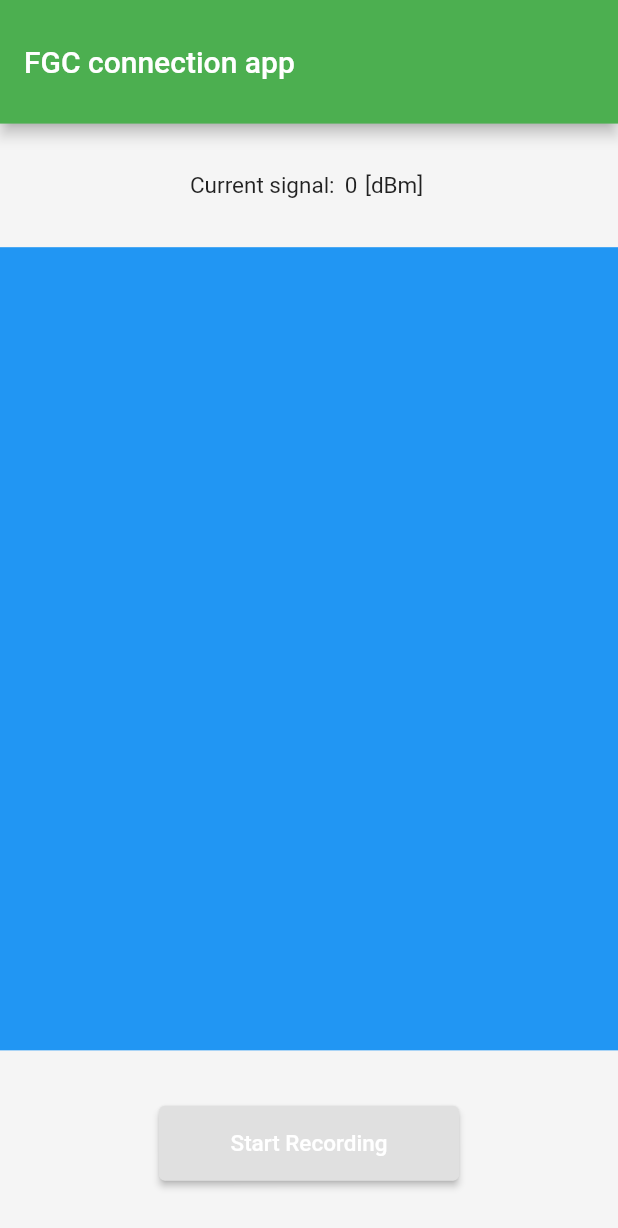
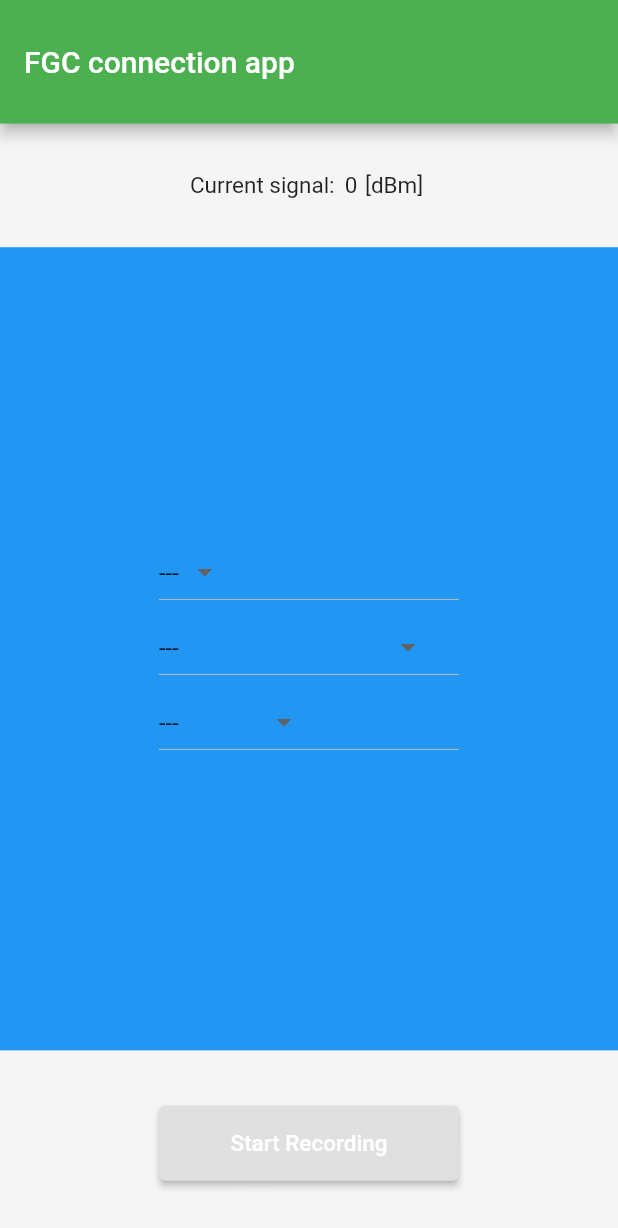
Before and after one commit to GeriiGarcia/Mobile_Connection_FGC, a Flutter app: the screen it shows after launch, on a phone screen of 412 x 824 dp. Shown: the top 1228 px of the screen. Run offline on Flutter 3.47's test engine with Material 2 defaults, Android fonts, the phone set to English and light mode, and no system bars.

Commit message:
Dropbuttons down done

```diff
--- a/lib/main.dart
+++ b/lib/main.dart
@@ -50,6 +50,7 @@ class MyHomePage extends StatefulWidget {
 
 class _MyHomePageState extends State<MyHomePage> {
   // -------------------------------------------------- Variables
+  // Controll variables
   String signal = '0';
   int stage = 0; // 0: Start, 1: Running, 2: end
   List<bool> startDataGiven = [
@@ -58,6 +59,16 @@ class _MyHomePageState extends State<MyHomePage> {
     false // direction
   ];
   bool endDataGiven = false; // destination
+
+  // Start menu lists
+  List<String> lineItems = ['---', 'S1', 'S2'];
+  List<String> startStationItems = [
+    '---',
+    'Bellaterra',
+    'Universitat Autonoma'
+  ];
+  List<String> directionItems = ['---', 'Sabadell', 'Barcelona'];
+  List<String?> selectedChoices = ['---', '---', '---'];
 
   // -------------------------------------------------- Funcions
   // ignore: non_constant_identifier_names
@@ -93,6 +104,12 @@ class _MyHomePageState extends State<MyHomePage> {
     }
   }
 
+  void updateMainMenu(String? line, String? station, String? destination) {
+    setState(() {
+      selectedChoices = [line, station, destination];
+    });
+  }
+
   // -------------------------------------------------- Override
   @override
   Widget build(BuildContext context) {
@@ -123,6 +140,11 @@ class _MyHomePageState extends State<MyHomePage> {
             stage: stage,
             startDataGiven: startDataGiven,
             endDataGiven: endDataGiven,
+            updateState: updateMainMenu,
+            lineItems: lineItems,
+            startStationItems: startStationItems,
+            directionItems: directionItems,
+            selectedChoices: selectedChoices,
           ),
           StartStopButton(
             stage: stage,
--- a/lib/main_content.dart
+++ b/lib/main_content.dart
@@ -10,16 +10,34 @@ class MainContent extends StatelessWidget {
   int stage;
   List<bool> startDataGiven;
   bool endDataGiven;
+  final Function(String?, String?, String?) updateState;
+  List<String> lineItems;
+  List<String> startStationItems;
+  List<String> directionItems;
+  List<String?> selectedChoices;
 
-  MainContent(
-      {required this.stage,
-      required this.startDataGiven,
-      required this.endDataGiven});
+  MainContent({
+    required this.stage,
+    required this.startDataGiven,
+    required this.endDataGiven,
+    required this.updateState,
+    required this.lineItems,
+    required this.startStationItems,
+    required this.directionItems,
+    required this.selectedChoices,
+  });
 
   Widget getCurrentMenu(BuildContext context) {
     switch (stage) {
       case 0:
-        return StartMenu(startDataGiven: startDataGiven);
+        return StartMenu(
+          startDataGiven: startDataGiven,
+          updateState: updateState,
+          lineItems: lineItems,
+          startStationItems: startStationItems,
+          directionItems: directionItems,
+          selectedChoices: selectedChoices,
+        );
       case 1:
         return RunningMenu();
       case 2:
--- a/lib/main_content_pages/start_menu.dart
+++ b/lib/main_content_pages/start_menu.dart
@@ -4,9 +4,19 @@ import 'package:flutter/material.dart';
 
 class StartMenu extends StatelessWidget {
   List<bool> startDataGiven;
+  final Function(String?, String?, String?) updateState;
+  List<String> lineItems;
+  List<String> startStationItems;
+  List<String> directionItems;
+  List<String?> selectedChoices;
 
   StartMenu({
     required this.startDataGiven,
+    required this.updateState,
+    required this.lineItems,
+    required this.startStationItems,
+    required this.directionItems,
+    required this.selectedChoices,
   });
 
   @override
@@ -16,7 +26,55 @@ class StartMenu extends StatelessWidget {
       color: Colors.blue,
       child: Center(
           child: Column(
-        children: [],
+        crossAxisAlignment: CrossAxisAlignment.center,
+        mainAxisAlignment: MainAxisAlignment.center,
+        children: [
+          SizedBox(
+            width: 200, // Set the width of the button
+            height: 50,
+            child: DropdownButton<String>(
+                value: selectedChoices[0],
+                items: lineItems.map((String value) {
+                  return DropdownMenuItem<String>(
+                    value: value,
+                    child: Text(value),
+                  );
+                }).toList(),
+                onChanged: (String? choice) {
+                  updateState(choice, selectedChoices[1], selectedChoices[2]);
+                }),
+          ),
+          SizedBox(
+            width: 200, // Set the width of the button
+            height: 50,
+            child: DropdownButton<String>(
+                value: selectedChoices[1],
+                items: startStationItems.map((String value) {
+                  return DropdownMenuItem<String>(
+                    value: value,
+                    child: Text(value),
+                  );
+                }).toList(),
+                onChanged: (String? choice) {
+                  updateState(selectedChoices[0], choice, selectedChoices[2]);
+                }),
+          ),
+          SizedBox(
+            width: 200, // Set the width of the button
+            height: 50,
+            child: DropdownButton<String>(
+                value: selectedChoices[2],
+                items: directionItems.map((String value) {
+                  return DropdownMenuItem<String>(
+                    value: value,
+                    child: Text(value),
+                  );
+                }).toList(),
+                onChanged: (String? choice) {
+                  updateState(selectedChoices[0], selectedChoices[1], choice);
+                }),
+          ),
+        ],
       )),
     );
   }
```
